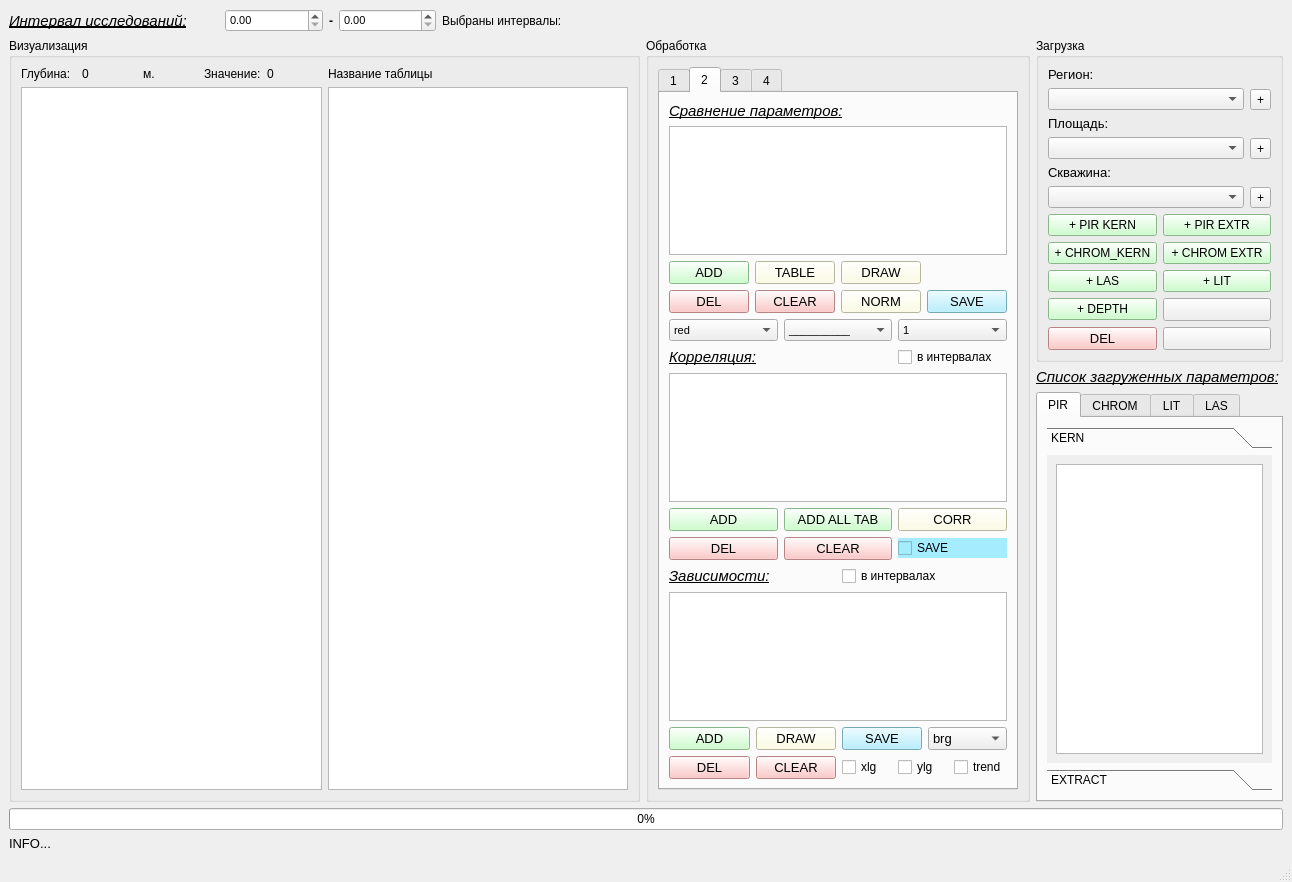
Old version of the form qt/domanic_dialog.ui in the repository idergunoff/domanic.
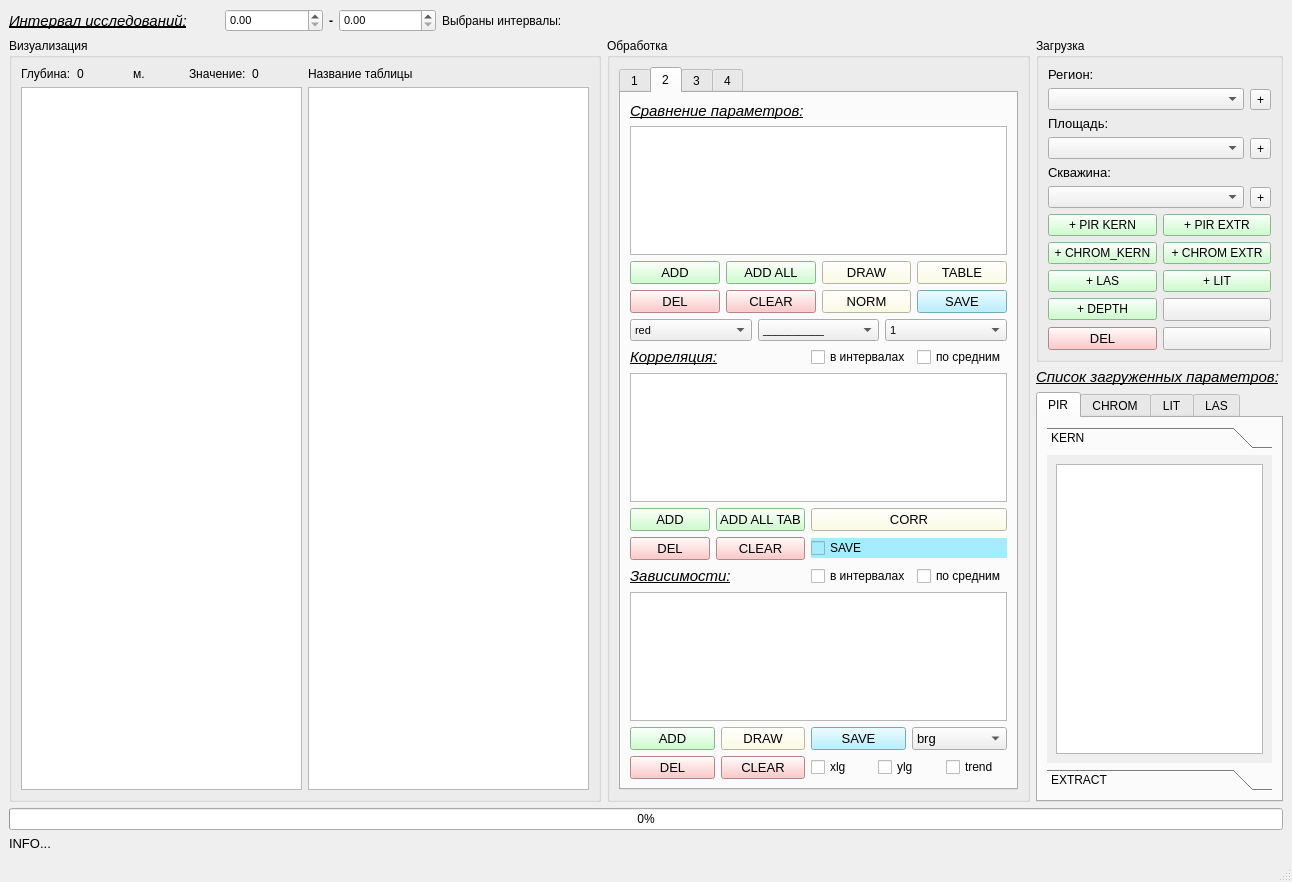
New version of the form. The open tabs and pages were chosen to show the change. Custom widgets are drawn as their Qt base class.

What changed in the file:
```diff
--- a/qt/domanic_dialog.ui
+++ b/qt/domanic_dialog.ui
@@ -1179,7 +1179,7 @@
                          </property>
                         </widget>
                        </item>
-                       <item row="0" column="1">
+                       <item row="0" column="3">
                         <widget class="QPushButton" name="pushButton_table">
                          <property name="font">
                           <font>
@@ -1197,6 +1197,21 @@
                          </property>
                         </widget>
                        </item>
+                       <item row="0" column="1">
+                        <widget class="QPushButton" name="pushButton_add_all_param">
+                         <property name="font">
+                          <font>
+                           <pointsize>10</pointsize>
+                          </font>
+                         </property>
+                         <property name="styleSheet">
+                          <string notr="true">background-color: rgb(191, 255, 191);</string>
+                         </property>
+                         <property name="text">
+                          <string>ADD ALL</string>
+                         </property>
+                        </widget>
+                       </item>
                       </layout>
                      </item>
                     </layout>
@@ -1454,13 +1469,6 @@
                      </item>
                     </layout>
                    </item>
-                   <item row="0" column="2">
-                    <widget class="QCheckBox" name="checkBox_class_int_rel">
-                     <property name="text">
-                      <string>в интервалах</string>
-                     </property>
-                    </widget>
-                   </item>
                    <item row="3" column="0">
                     <widget class="QPushButton" name="pushButton_del_param_rel">
                      <property name="font">
@@ -1479,17 +1487,28 @@
                      </property>
                     </widget>
                    </item>
+                   <item row="0" column="2">
+                    <layout class="QGridLayout" name="gridLayout_51">
+                     <item row="0" column="0">
+                      <widget class="QCheckBox" name="checkBox_class_int_rel">
+                       <property name="text">
+                        <string>в интервалах</string>
+                       </property>
+                      </widget>
+                     </item>
+                     <item row="0" column="1">
+                      <widget class="QCheckBox" name="checkBox_class_int_mean_rel">
+                       <property name="text">
+                        <string>по средним</string>
+                       </property>
+                      </widget>
+                     </item>
+                    </layout>
+                   </item>
                   </layout>
                  </item>
                  <item row="1" column="0">
                   <layout class="QGridLayout" name="gridLayout_42">
-                   <item row="0" column="2">
-                    <widget class="QCheckBox" name="checkBox_class_int">
-                     <property name="text">
-                      <string>в интервалах</string>
-                     </property>
-                    </widget>
-                   </item>
                    <item row="2" column="0">
                     <widget class="QPushButton" name="pushButton_add_param_corr">
                      <property name="font">
@@ -1622,6 +1641,24 @@
                      </property>
                     </widget>
                    </item>
+                   <item row="0" column="2">
+                    <layout class="QGridLayout" name="gridLayout_52">
+                     <item row="0" column="0">
+                      <widget class="QCheckBox" name="checkBox_class_int">
+                       <property name="text">
+                        <string>в интервалах</string>
+                       </property>
+                      </widget>
+                     </item>
+                     <item row="0" column="1">
+                      <widget class="QCheckBox" name="checkBox_class_int_mean">
+                       <property name="text">
+                        <string>по средним</string>
+                       </property>
+                      </widget>
+                     </item>
+                    </layout>
+                   </item>
                   </layout>
                  </item>
                 </layout>
```
Left out of the diff: 18 changed lines with no effect on the pictures.
